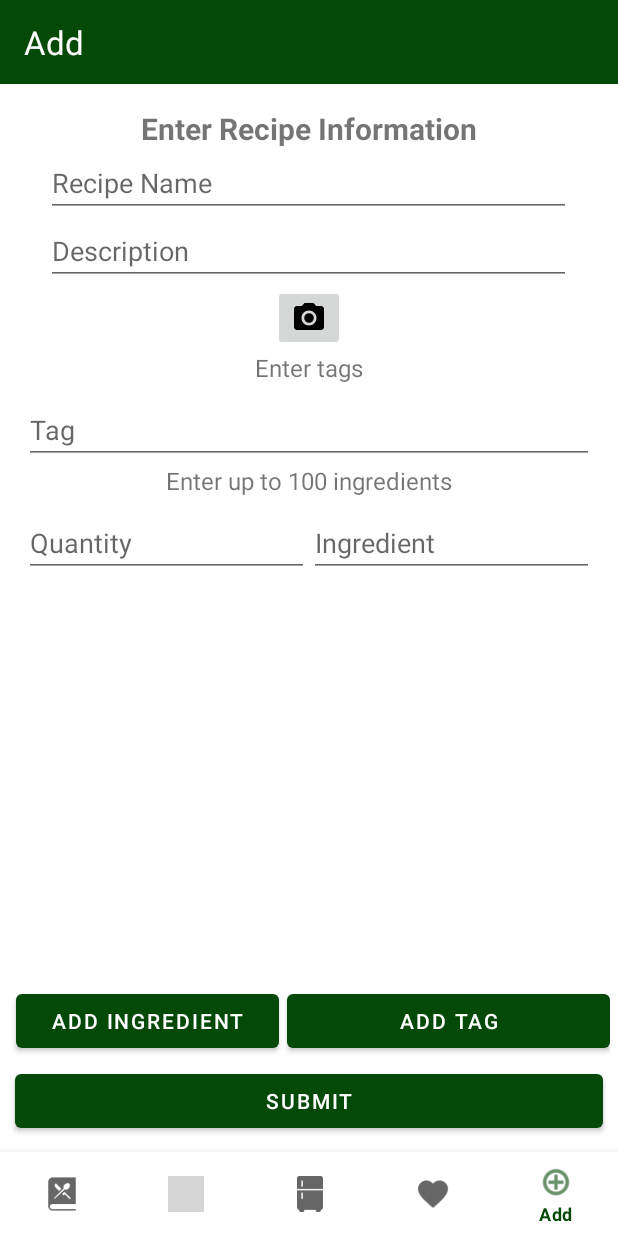
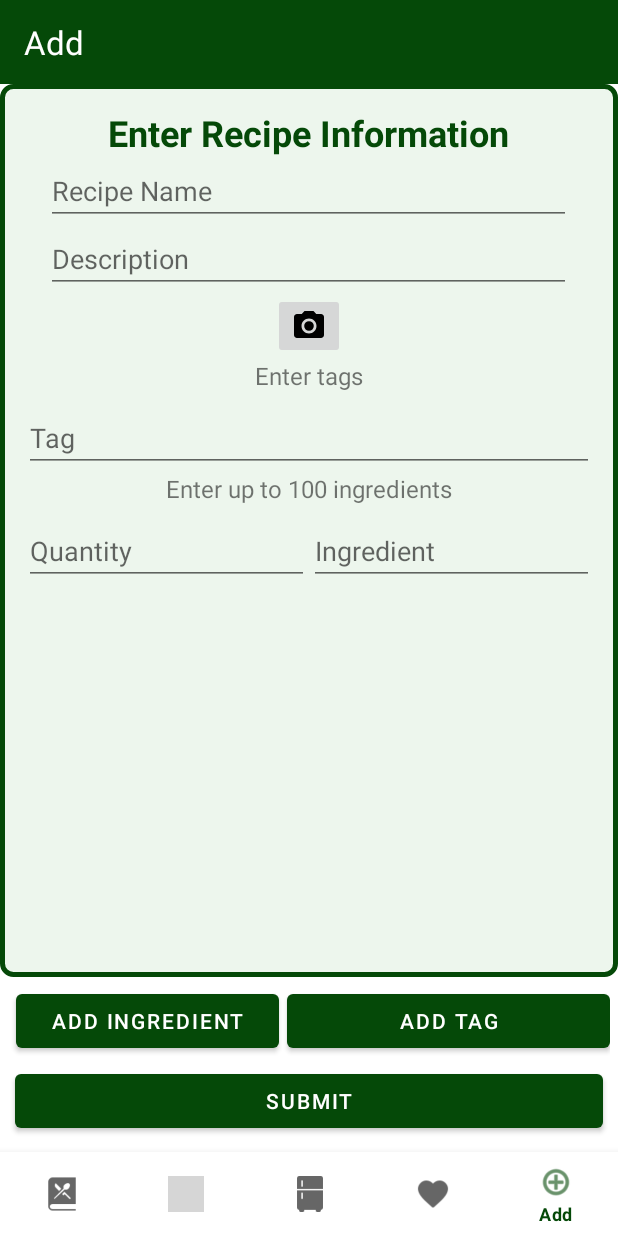
Before and after one commit to azmec/csci-3033, an Android app: the screen it shows after launch (MainActivity), item 5 of the bottom bar chosen, on a phone screen of 412 x 824 dp. Run offline under Robolectric (Android 15) with nearby library versions, the phone set to English and light mode, and no system bars; our stand-ins replace Room's generated code, RxJava, navigation-ui; 2 statements that could not run were skipped; grey boxes are pictures that could not be loaded.

Commit message:
Made all fragment titles green & bigger.

```diff
--- a/app/src/main/res/layout/add_fragment.xml
+++ b/app/src/main/res/layout/add_fragment.xml
@@ -25,7 +25,8 @@
         android:layout_width="match_parent"
         android:layout_height="match_parent"
         android:layout_weight="1"
-        android:padding="16dp">
+        android:padding="16dp"
+        android:background="@drawable/roundedrecipecorner">
 
         <LinearLayout
             android:id="@+id/ingredientsLayout"
@@ -47,7 +48,8 @@
                     android:layout_height="wrap_content"
                     android:layout_gravity="center_horizontal"
                     android:text="Enter Recipe Information"
-                    android:textSize="20sp"
+                    android:textSize="24sp"
+                    android:textColor="#054908"
                     android:textStyle="bold"/>
 
                 <EditText
--- a/app/src/main/res/layout/grocery_fragment.xml
+++ b/app/src/main/res/layout/grocery_fragment.xml
@@ -22,7 +22,8 @@
          android:layout_height="wrap_content"
          android:text="Shopping Cart"
          android:textStyle="bold"
-         android:textSize="26sp"
+         android:textSize="30sp"
+         android:textColor="#054908"
          android:layout_gravity="center_horizontal"
          android:paddingTop="5dp"/>
 
@@ -31,7 +32,8 @@
          android:layout_width="match_parent"
          android:layout_height="0dp"
          android:layout_weight="1"
-         android:padding="16dp">
+         android:padding="16dp"
+         android:background="@drawable/roundedrecipecorner">
 
          <LinearLayout
              android:id="@+id/ingredientsDisplayLayout"
--- a/app/src/main/res/layout/liked_fragment.xml
+++ b/app/src/main/res/layout/liked_fragment.xml
@@ -22,7 +22,8 @@
         android:layout_height="wrap_content"
         android:text="Your Favorites"
         android:textStyle="bold"
-        android:textSize="26sp"
+        android:textSize="30sp"
+        android:textColor="#054908"
         android:layout_gravity="center_horizontal"
         android:paddingTop="5dp"/>
 
--- a/app/src/main/res/layout/pantry_fragment.xml
+++ b/app/src/main/res/layout/pantry_fragment.xml
@@ -21,7 +21,8 @@
         android:layout_height="wrap_content"
         android:text="Pantry Management"
         android:textStyle="bold"
-        android:textSize="26sp"
+        android:textSize="30sp"
+        android:textColor="#054908"
         android:layout_gravity="center_horizontal"
         android:paddingTop="5dp"/>
 
@@ -30,7 +31,8 @@
         android:layout_width="match_parent"
         android:layout_height="0dp"
         android:layout_weight="1"
-        android:padding="16dp">
+        android:padding="16dp"
+        android:background="@drawable/roundedrecipecorner">
 
         <LinearLayout
             android:id="@+id/ingredientsDisplayLayout"
```
